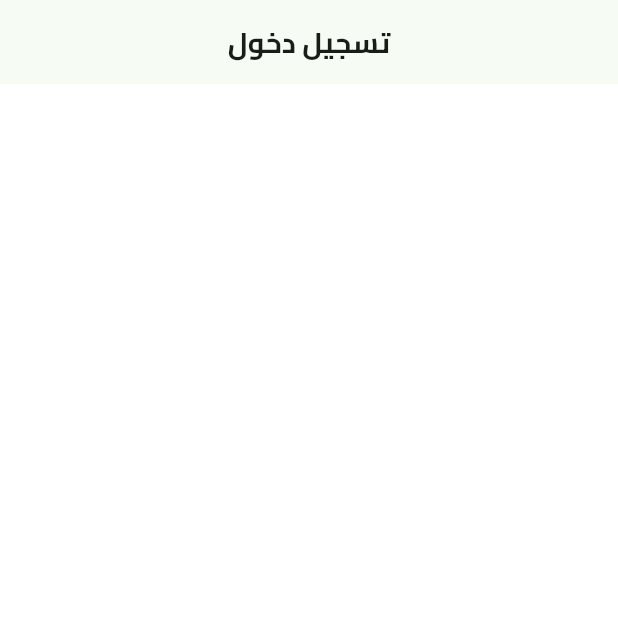
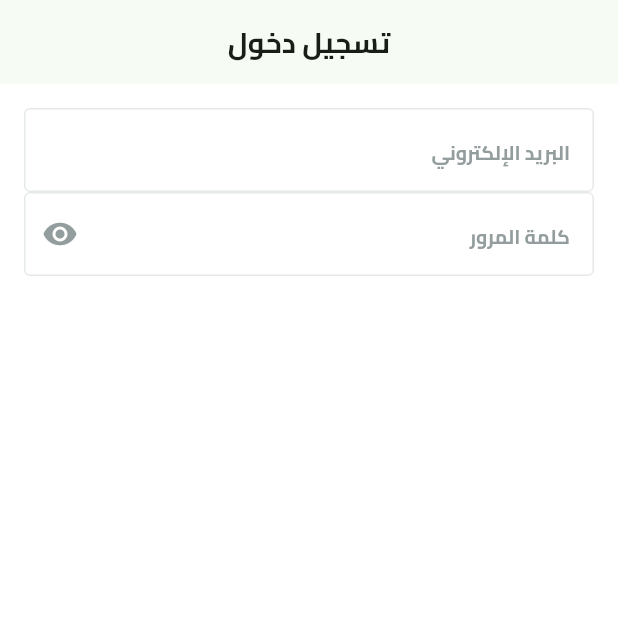
Before and after one commit to HamzaAlwajeeh/Fruits-Hub, a Flutter app: the LoginView screen opened by its route, on a phone screen of 412 x 824 dp, the top half of it. Run offline on Flutter 3.47's test engine with Material 3 defaults, Android fonts, the phone set to English and light mode, and no system bars; our stand-ins replace dots_indicator, flutter_svg, shared_preferences; accounts and stored records are empty.

Commit message:
Add custom text form field and login view styling

```diff
--- /dev/null
+++ b/lib/Features/auth/presentation/views/widgets/custom_text_form_field.dart
@@ -0,0 +1,41 @@
+import 'package:flutter/material.dart';
+import 'package:fruits_hub/core/utils/app_colors.dart';
+import 'package:fruits_hub/core/utils/app_text_styles.dart';
+
+class CustomTextFormField extends StatelessWidget {
+  const CustomTextFormField({
+    super.key,
+    required this.hintText,
+    required this.textInputType,
+    this.suffixIcon,
+  });
+  final String hintText;
+  final TextInputType textInputType;
+  final Widget? suffixIcon;
+  @override
+  Widget build(BuildContext context) {
+    return TextFormField(
+      obscuringCharacter: '●',
+      obscureText:
+          textInputType == TextInputType.visiblePassword ? true : false,
+      cursorColor: AppColors.primaryColor,
+      keyboardType: textInputType,
+      decoration: InputDecoration(
+        hintText: hintText,
+        hintStyle: TextStyles.bold13.copyWith(color: AppColors.textgreyColor),
+        suffixIcon: suffixIcon,
+        fillColor: Color(0xffE6E9EA),
+        border: buildBorder(),
+        enabledBorder: buildBorder(),
+        focusedBorder: buildBorder(),
+      ),
+    );
+  }
+
+  OutlineInputBorder buildBorder() {
+    return OutlineInputBorder(
+      borderRadius: BorderRadius.circular(4),
+      borderSide: BorderSide(width: 1, color: Color(0xffE6E9EA)),
+    );
+  }
+}
--- a/lib/Features/auth/presentation/views/widgets/login_view_body.dart
+++ b/lib/Features/auth/presentation/views/widgets/login_view_body.dart
@@ -1,10 +1,33 @@
 import 'package:flutter/material.dart';
+import 'package:fruits_hub/Features/auth/presentation/views/widgets/custom_text_form_field.dart';
+import 'package:fruits_hub/core/constants/constants.dart';
+import 'package:fruits_hub/core/utils/app_colors.dart';
 
 class LoginViewBody extends StatelessWidget {
   const LoginViewBody({super.key});
 
   @override
   Widget build(BuildContext context) {
-    return SingleChildScrollView(child: Column(children: []));
+    return SingleChildScrollView(
+      child: Padding(
+        padding: const EdgeInsets.all(kDefaultPadding),
+        child: Column(
+          children: [
+            CustomTextFormField(
+              textInputType: TextInputType.emailAddress,
+              hintText: 'البريد الإلكتروني',
+            ),
+            CustomTextFormField(
+              textInputType: TextInputType.visiblePassword,
+              hintText: 'كلمة المرور',
+              suffixIcon: Icon(
+                Icons.remove_red_eye,
+                color: AppColors.textgreyColor,
+              ),
+            ),
+          ],
+        ),
+      ),
+    );
   }
 }
--- a/lib/core/constants/constants.dart
+++ b/lib/core/constants/constants.dart
@@ -1 +1,2 @@
 const String kIsOnBoardingSeen = 'IsOnBoardingSeen';
+const double kDefaultPadding = 16.0;
--- a/lib/core/utils/app_colors.dart
+++ b/lib/core/utils/app_colors.dart
@@ -2,5 +2,7 @@ import 'package:flutter/material.dart';
 
 abstract class AppColors {
   static const Color primaryColor = Color(0xff1B5E37);
+  static const Color lightprimaryColor = Color(0xff2D9F5D);
   static const Color secondaryColor = Color(0xffF4A91F);
+  static const Color textgreyColor = Color(0xff949D9E);
 }
--- a/lib/main.dart
+++ b/lib/main.dart
@@ -20,7 +20,7 @@ class FruitsHub extends StatelessWidget {
   @override
   Widget build(BuildContext context) {
     return MaterialApp(
-      locale: Locale('en'),
+      locale: Locale('ar'),
       localizationsDelegates: [
         S.delegate,
         GlobalMaterialLocalizations.delegate,
```
